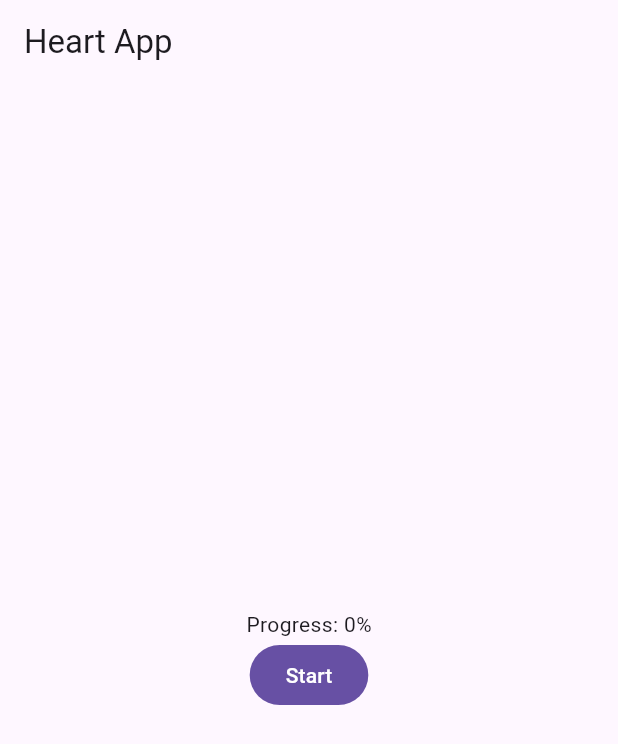
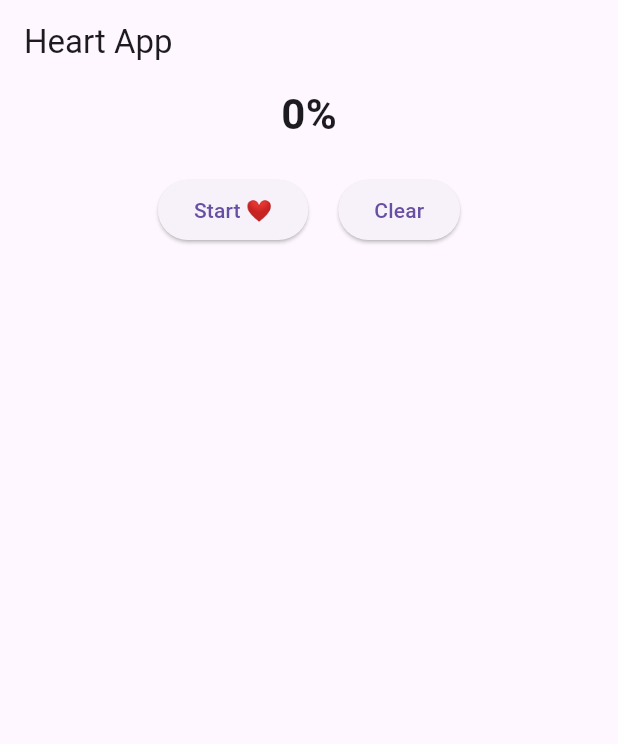
Before and after one commit to ameyrane98/heart_app, a Flutter app: the screen it shows after launch, on a phone screen of 412 x 824 dp. Shown: the top 744 px of the screen. Run offline on Flutter 3.47's test engine with Material 3 defaults, Android fonts, the phone set to English and light mode, and no system bars.

Commit message:
chore: Learning button functions for further development

```diff
--- a/lib/ui/screens/heart_screen.dart
+++ b/lib/ui/screens/heart_screen.dart
@@ -12,18 +12,32 @@ class HeartScreen extends StatelessWidget {
       appBar: AppBar(title: Text('Heart App')),
       body: Center(
         child: Column(
-          mainAxisSize: MainAxisSize.min,
           children: [
-            Text('Progress: ${vm.progress.toStringAsFixed(0)}%'),
-            FilledButton(
-              onPressed:
-                  (vm.state == HeartState.progressing ||
-                      vm.state == HeartState.completed)
-                  ? null // disables button while filling or after complete
-                  : () => context.read<HeartViewModel>().start(),
-              child: const Text('Start'),
+            Text(
+              '${vm.progress.toStringAsFixed(0)}%',
+              style: const TextStyle(fontSize: 28, fontWeight: FontWeight.bold),
             ),
-            // Start button will go here in Step 2
+            const SizedBox(height: 20),
+            Row(
+              mainAxisAlignment:
+                  MainAxisAlignment.center, // center buttons horizontally
+              children: [
+                ElevatedButton(
+                  onPressed: vm.state == HeartState.completed
+                      ? null
+                      : vm.toggleStartPause,
+                  child: Text(
+                    vm.state == HeartState.progressing
+                        ? 'Pause ❤️'
+                        : vm.state == HeartState.paused
+                        ? 'Resume ❤️'
+                        : 'Start ❤️', // covers empty,
+                  ),
+                ),
+                const SizedBox(width: 20),
+                ElevatedButton(onPressed: vm.clear, child: const Text("Clear")),
+              ],
+            ),
           ],
         ),
       ),
```
Also changed, not shown: lib/viewmodels/heart_view_model.dart (+27 -2 lines).
